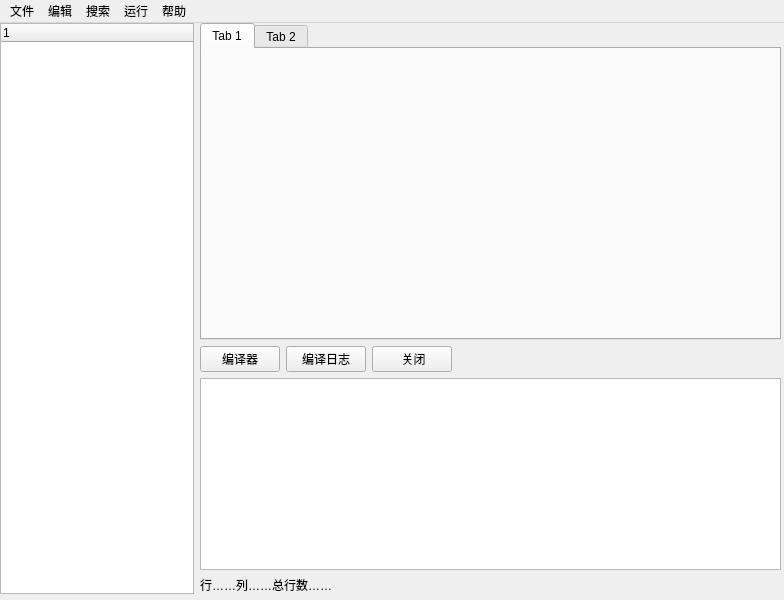
This is CEditor/mainwindow.ui in XiaoZheng2003/BIT-QT-IDE as Qt 5 draws it before an edit. The edited form follows.
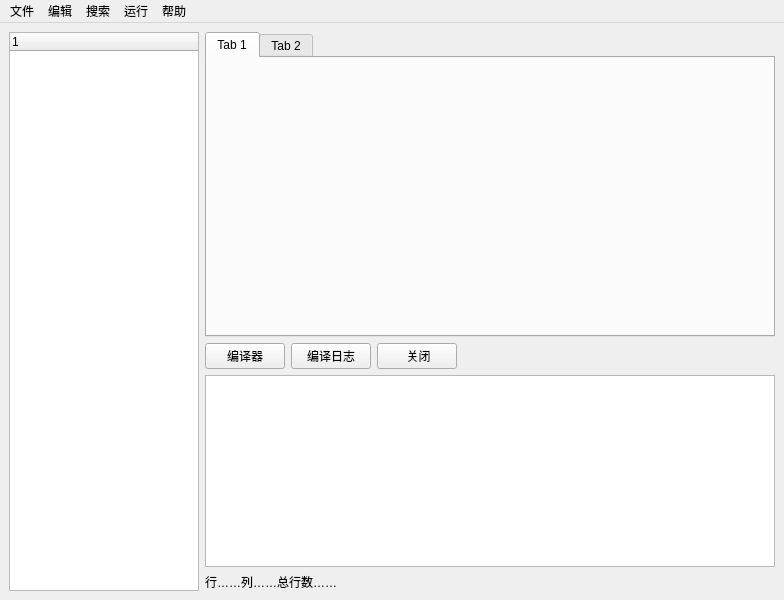
This is the edited form.

The edit to the form file:
```diff
--- a/CEditor/mainwindow.ui
+++ b/CEditor/mainwindow.ui
@@ -14,15 +14,8 @@
    <string>MainWindow</string>
   </property>
   <widget class="QWidget" name="centralwidget">
-   <widget class="QWidget" name="gridLayoutWidget">
-    <property name="geometry">
-     <rect>
-      <x>0</x>
-      <y>0</y>
-      <width>781</width>
-      <height>571</height>
-     </rect>
-    </property>
+   <layout class="QVBoxLayout" name="verticalLayout_2">
+    <item>
     <layout class="QGridLayout" name="gridLayout" columnstretch="1,3">
      <item row="0" column="0">
       <widget class="QTreeWidget" name="treeWidget">
@@ -103,7 +96,8 @@
       </layout>
      </item>
     </layout>
-   </widget>
+    </item>
+   </layout>
   </widget>
   <widget class="QMenuBar" name="menubar">
    <property name="geometry">
```
Lines whose indentation alone changed are shown as unchanged.
